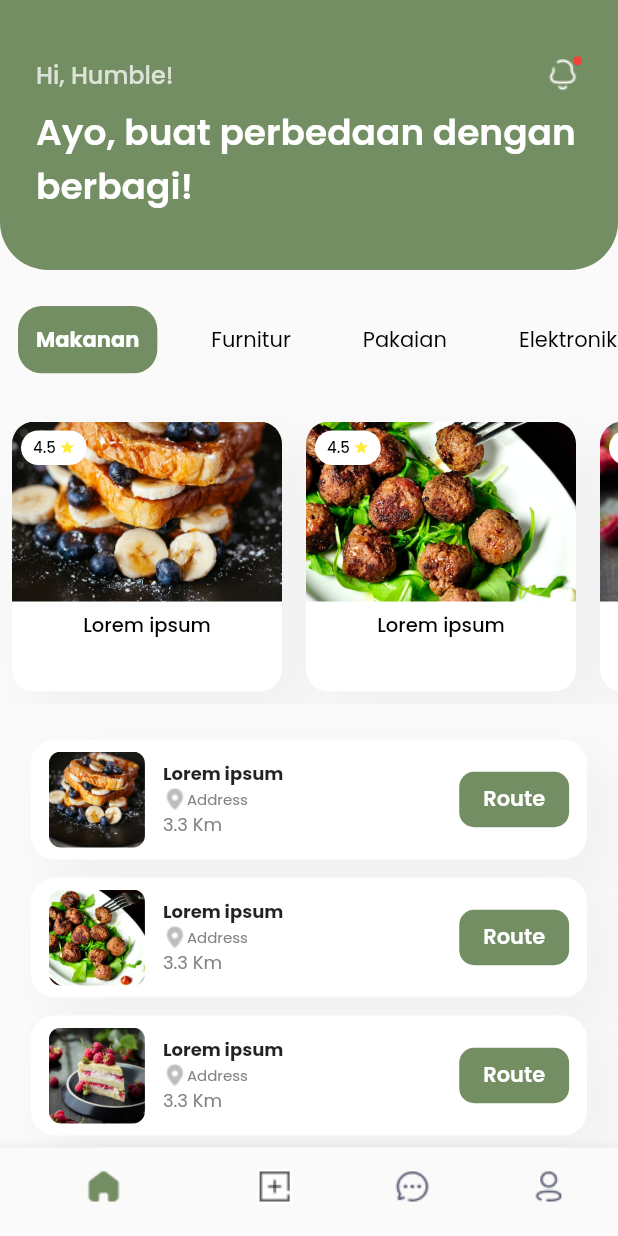
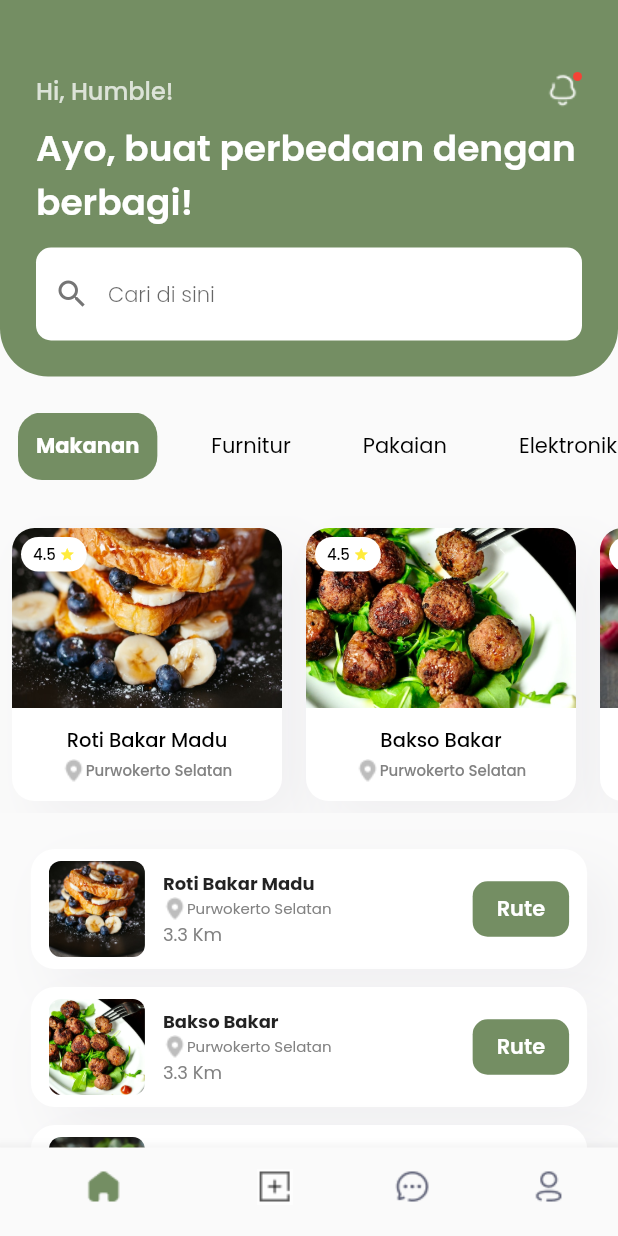
Before and after one commit to MasRoesdi/secondwave, a Flutter app: the AppScaffold screen opened directly, on a phone screen of 412 x 824 dp. Run offline on Flutter 3.47's test engine with Material 2 defaults, Android fonts, the phone set to English and light mode, and no system bars; our stand-ins replace google_fonts, image_picker.

Commit message:
Minor Adjustments #1
Added new route page for maps, some minor adjustments in other pages

```diff
--- a/lib/app_scaffold.dart
+++ b/lib/app_scaffold.dart
@@ -40,7 +40,7 @@ class AppScaffoldState extends State<AppScaffold> {
           BottomNavigationBarItem(
             icon: Image.asset('assets/icons/home.png'),
             activeIcon: Image.asset('assets/icons/home_active.png'),
-            label: 'Home',
+            label: 'Beranda',
           ),
           BottomNavigationBarItem(
             icon: Image.asset('assets/icons/donation.png'),
@@ -50,7 +50,7 @@ class AppScaffoldState extends State<AppScaffold> {
           BottomNavigationBarItem(
             icon: Image.asset('assets/icons/chat.png'),
             activeIcon: Image.asset('assets/icons/chat_active.png'),
-            label: 'Chat',
+            label: 'Pesan',
           ),
           BottomNavigationBarItem(
             icon: Image.asset('assets/icons/profile.png'),
--- a/lib/chat.dart
+++ b/lib/chat.dart
@@ -56,7 +56,7 @@ class ChatScreen extends StatelessWidget {
                     ChatTab(
                       assetName: 'assets/images/person-1.jpg',
                       name: 'Panti Asuhan Kasih',
-                      lastMessage: 'terima kasih, bajunya sangat bagus sekali',
+                      lastMessage: 'terima kasih, mejanya sangat bagus sekali',
                       messageTime: '10:20',
                     ),
                     ChatTab(
--- a/lib/chat_detail.dart
+++ b/lib/chat_detail.dart
@@ -61,7 +61,7 @@ class ChatDetailScreenState extends State<ChatDetailScreen> {
                         'okee',
                         isSelf: true,
                       ),
-                      ChatBubble('terima kasih, bajunya sangat bagus sekali'),
+                      ChatBubble('terima kasih, mejanya sangat bagus sekali'),
                     ],
                   ),
                 ),
--- a/lib/donation_form.dart
+++ b/lib/donation_form.dart
@@ -105,7 +105,10 @@ class DonationFormScreenState extends State<DonationFormScreen> {
                                 ),
                               ],
                             ),
-                            // TODO number input
+                            const FormInput(
+                              placeholder: 'Kuantitas',
+                              isNumber: true,
+                            ),
                             const FormInput(placeholder: 'Alamat'),
                             const FormInput(
                               placeholder: 'Deskripsi',
--- a/lib/home.dart
+++ b/lib/home.dart
@@ -2,6 +2,7 @@ import 'package:flutter/material.dart';
 import 'package:inhacks_2023/notification.dart';
 import 'package:inhacks_2023/widgets/donation_long.dart';
 import 'package:inhacks_2023/widgets/donation_tall.dart';
+import 'package:inhacks_2023/widgets/form_input.dart';
 import 'package:inhacks_2023/widgets/properties.dart';
 
 class HomeScreen extends StatelessWidget {
@@ -10,8 +11,8 @@ class HomeScreen extends StatelessWidget {
   @override
   Widget build(BuildContext context) {
     return Scaffold(
-      // This safearea made the top one look bad
       body: SafeArea(
+        top: false,
         child: Column(
           mainAxisAlignment: MainAxisAlignment.start,
           mainAxisSize: MainAxisSize.max,
@@ -35,9 +36,8 @@ class Top extends StatelessWidget {
 
     return Container(
       width: screenSize.width,
-      height: 180,
       margin: const EdgeInsets.only(bottom: 24),
-      padding: const EdgeInsets.symmetric(horizontal: 24),
+      padding: const EdgeInsets.only(left: 24, top: 48, right: 24, bottom: 24),
       decoration: BoxDecoration(
         color: AppColors.primary,
         borderRadius: const BorderRadius.only(
@@ -79,7 +79,12 @@ class Top extends StatelessWidget {
               )
             ],
           ),
-          // TODO search bar
+          const SizedBox(height: 12),
+          const FormInput(
+            placeholder: 'Cari di sini',
+            prefixIcon: Icons.search,
+            useBottomPadding: false,
+          )
         ],
       ),
     );
@@ -112,6 +117,32 @@ class ContentState extends State<Content> {
     'Lain - lain',
     'Lain - lain'
   ];
+  Map<String, List<String>> itemsName = {
+    'food': [
+      'Roti Bakar Madu',
+      'Bakso Bakar',
+      'Kue Ulang Tahun',
+      'Pizza Vegan',
+    ],
+    'furnish': [
+      'Kursi Hitam Modern',
+      'Kursi Putih ala Bar',
+      'Kursi Warna Model Minimalis',
+      'Meja Multifungsi',
+    ],
+    'clothing': [
+      'Baju Polkadot',
+      'Sepatu Brand',
+      'Sepatu Anak',
+      'Celana Jeans',
+    ],
+    'electronics': [
+      'Keyboard Wireless',
+      'Smart Watch Bekas',
+      'Wireless Mouse',
+      'Headphone Kabel',
+    ],
+  };
 
   @override
   Widget build(BuildContext context) {
@@ -174,7 +205,12 @@ class ContentState extends State<Content> {
                       children: [
                         for (var i = 1; i <= 4; i++)
                           DonationTall(
-                            'assets/images/${category[currentContent]}-$i.jpg',
+                            assetName:
+                                'assets/images/${category[currentContent]}-$i.jpg',
+                            address: 'Purwokerto Selatan',
+                            rating: 4.5,
+                            itemName:
+                                itemsName[category[currentContent]]![i - 1],
                           ),
                       ],
                     ),
@@ -182,7 +218,11 @@ class ContentState extends State<Content> {
                   const SizedBox(height: 24),
                   for (var i = 1; i <= 4; i++)
                     DonationLong(
-                      'assets/images/${category[currentContent]}-$i.jpg',
+                      assetName:
+                          'assets/images/${category[currentContent]}-$i.jpg',
+                      address: 'Purwokerto Selatan',
+                      distance: 3.3,
+                      itemName: itemsName[category[currentContent]]![i - 1],
                     ),
                 ],
               ),
--- a/lib/login.dart
+++ b/lib/login.dart
@@ -40,7 +40,7 @@ class LoginScreen extends StatelessWidget {
                   const AuthCheckbox(),
                   PlainButton(
                     'Lupa Password?',
-                    size: 11,
+                    size: 14,
                     fontWeight: FontWeight.w600,
                     callback: () {},
                   ),
@@ -184,7 +184,7 @@ class AuthCheckboxState extends State<AuthCheckbox> {
         const Text(
           'Ingat saya',
           style: TextStyle(
-            fontSize: 11,
+            fontSize: 14,
             fontWeight: FontWeight.w500,
           ),
         ),
--- a/lib/request_form.dart
+++ b/lib/request_form.dart
@@ -1,6 +1,5 @@
 import 'package:flutter/material.dart';
 import 'package:inhacks_2023/finish.dart';
-import 'package:inhacks_2023/widgets/auth_input.dart';
 import 'package:inhacks_2023/widgets/form_input.dart';
 import 'package:inhacks_2023/widgets/navigation_top.dart';
 import 'package:inhacks_2023/widgets/opaque_button.dart';
@@ -44,6 +43,10 @@ class RequestFormScreen extends StatelessWidget {
                           children: const [
                             FormInput(placeholder: 'Nama Produk'),
                             FormInput(placeholder: 'Nama Lengkap'),
+                            FormInput(
+                              placeholder: 'Kuantitas',
+                              isNumber: true,
+                            ),
                             FormInput(
                               placeholder: 'Mengapa anda menginginkannya?',
                               isMultipleLine: true,
--- a/lib/widgets/donation_long.dart
+++ b/lib/widgets/donation_long.dart
@@ -3,8 +3,17 @@ import 'package:inhacks_2023/widgets/opaque_button.dart';
 
 class DonationLong extends StatelessWidget {
   final String assetName;
+  final String itemName;
+  final String address;
+  final double distance;
 
-  const DonationLong(this.assetName, {super.key});
+  const DonationLong({
+    required this.assetName,
+    required this.itemName,
+    required this.address,
+    required this.distance,
+    super.key,
+  });
 
   @override
   Widget build(BuildContext context) {
@@ -45,9 +54,9 @@ class DonationLong extends StatelessWidget {
               mainAxisAlignment: MainAxisAlignment.center,
               crossAxisAlignment: CrossAxisAlignment.start,
               children: [
-                const Text(
-                  'Lorem ipsum',
-                  style: TextStyle(
+                Text(
+                  itemName,
+                  style: const TextStyle(
                     fontSize: 12,
                     fontWeight: FontWeight.bold,
                   ),
@@ -56,18 +65,21 @@ class DonationLong extends StatelessWidget {
                   crossAxisAlignment: CrossAxisAlignment.center,
                   children: [
                     Image.asset('assets/icons/address.png'),
-                    const Text(
-                      'Address',
-                      style: TextStyle(
-                        fontSize: 10,
-                        color: Color.fromRGBO(130, 130, 130, 1),
+                    Expanded(
+                      child: Text(
+                        address,
+                        overflow: TextOverflow.ellipsis,
+                        style: const TextStyle(
+                          fontSize: 10,
+                          color: Color.fromRGBO(130, 130, 130, 1),
+                        ),
                       ),
                     ),
                   ],
                 ),
-                const Text(
-                  '3.3 Km',
-                  style: TextStyle(
+                Text(
+                  '$distance Km',
+                  style: const TextStyle(
                     fontSize: 12,
                     color: Color.fromRGBO(130, 130, 130, 1),
                   ),
@@ -76,7 +88,7 @@ class DonationLong extends StatelessWidget {
             ),
           ),
           OpaqueButton(
-            'Route',
+            'Rute',
             fontSize: 14,
             fontWeight: FontWeight.w600,
             padX: 16,
--- a/lib/widgets/donation_tall.dart
+++ b/lib/widgets/donation_tall.dart
@@ -3,8 +3,17 @@ import 'package:inhacks_2023/donation_detail.dart';
 
 class DonationTall extends StatelessWidget {
   final String assetName;
+  final String itemName;
+  final String address;
+  final double rating;
 
-  const DonationTall(this.assetName, {super.key});
+  const DonationTall({
+    required this.assetName,
+    required this.itemName,
+    required this.address,
+    required this.rating,
+    super.key,
+  });
 
   @override
   Widget build(BuildContext context) {
@@ -22,7 +31,6 @@ class DonationTall extends StatelessWidget {
       },
       child: Container(
         width: 180,
-        height: 180,
         decoration: BoxDecoration(
           color: Colors.white,
           borderRadius: BorderRadius.circular(15),
@@ -64,14 +72,14 @@ class DonationTall extends StatelessWidget {
                   ),
                   child: Row(
                     mainAxisSize: MainAxisSize.min,
-                    children: const [
+                    children: [
                       Text(
-                        '4.5 ',
-                        style: TextStyle(
+                        '$rating ',
+                        style: const TextStyle(
                           fontSize: 10,
                         ),
                       ),
-                      Icon(
+                      const Icon(
                         Icons.star,
                         size: 10,
                         color: Colors.yellow,
@@ -81,12 +89,39 @@ class DonationTall extends StatelessWidget {
                 )
               ],
             ),
-            const SizedBox(height: 6),
-            const Text(
-              'Lorem ipsum',
-              style: TextStyle(
-                fontSize: 13,
-                fontWeight: FontWeight.w500,
+            Padding(
+              padding: const EdgeInsets.all(12),
+              child: Column(
+                children: [
+                  Text(
+                    itemName,
+                    softWrap: false,
+                    overflow: TextOverflow.fade,
+                    style: const TextStyle(
+                      fontSize: 13,
+                      fontWeight: FontWeight.w500,
+                    ),
+                  ),
+                  const SizedBox(height: 3),
+                  Row(
+                    mainAxisAlignment: MainAxisAlignment.center,
+                    crossAxisAlignment: CrossAxisAlignment.center,
+                    children: [
+                      Image.asset('assets/icons/address.png'),
+                      Flexible(
+                        child: Text(
+                          address,
+                          overflow: TextOverflow.fade,
+                          softWrap: false,
+                          style: const TextStyle(
+                            fontSize: 10,
+                            color: Color.fromRGBO(130, 130, 130, 1),
+                          ),
+                        ),
+                      ),
+                    ],
+                  ),
+                ],
               ),
             ),
           ],
--- a/lib/widgets/form_input.dart
+++ b/lib/widgets/form_input.dart
@@ -1,4 +1,5 @@
 import 'package:flutter/material.dart';
+import 'package:flutter/services.dart';
 import 'package:inhacks_2023/widgets/properties.dart';
 
 class FormInput extends StatelessWidget {
@@ -7,6 +8,7 @@ class FormInput extends StatelessWidget {
   final IconData? icon;
   final IconData? prefixIcon;
   final bool useBottomPadding;
+  final bool isNumber;
 
   const FormInput({
     this.placeholder,
@@ -14,6 +16,7 @@ class FormInput extends StatelessWidget {
     this.icon,
     this.prefixIcon,
     this.useBottomPadding = true,
+    this.isNumber = false,
     super.key,
   });
 
@@ -43,6 +46,12 @@ class FormInput extends StatelessWidget {
               ? Icon(prefixIcon, color: Colors.grey[600])
               : null,
         ),
+        keyboardType: isNumber ? TextInputType.number : TextInputType.text,
+        inputFormatters: isNumber
+            ? [
+                FilteringTextInputFormatter.digitsOnly,
+              ]
+            : [],
         minLines: 1,
         maxLines: isMultipleLine ? null : 1,
       ),
--- a/lib/widgets/notification_item.dart
+++ b/lib/widgets/notification_item.dart
@@ -38,7 +38,7 @@ class NotificationItem extends StatelessWidget {
                             child: ClipRRect(
                               borderRadius: BorderRadius.circular(8),
                               child: Image.asset(
-                                'assets/images/furnish-1.jpg',
+                                'assets/images/furnish-4.jpg',
                                 fit: BoxFit.cover,
                               ),
                             ),
--- a/lib/widgets/opaque_button.dart
+++ b/lib/widgets/opaque_button.dart
@@ -38,6 +38,14 @@ class OpaqueButton extends StatelessWidget {
             borderRadius: BorderRadius.circular(10),
           ),
         ),
+        side: color == Colors.transparent && textColor != null
+            ? MaterialStatePropertyAll(
+                BorderSide(
+                  color: textColor!,
+                  width: 1,
+                ),
+              )
+            : null,
       ),
       onPressed: callback!,
       child: Text(
```
Also changed, not shown: lib/donation_detail.dart (+11 -2 lines), lib/route.dart (added, +64 -0 lines), assets/images/maps.png (added).
